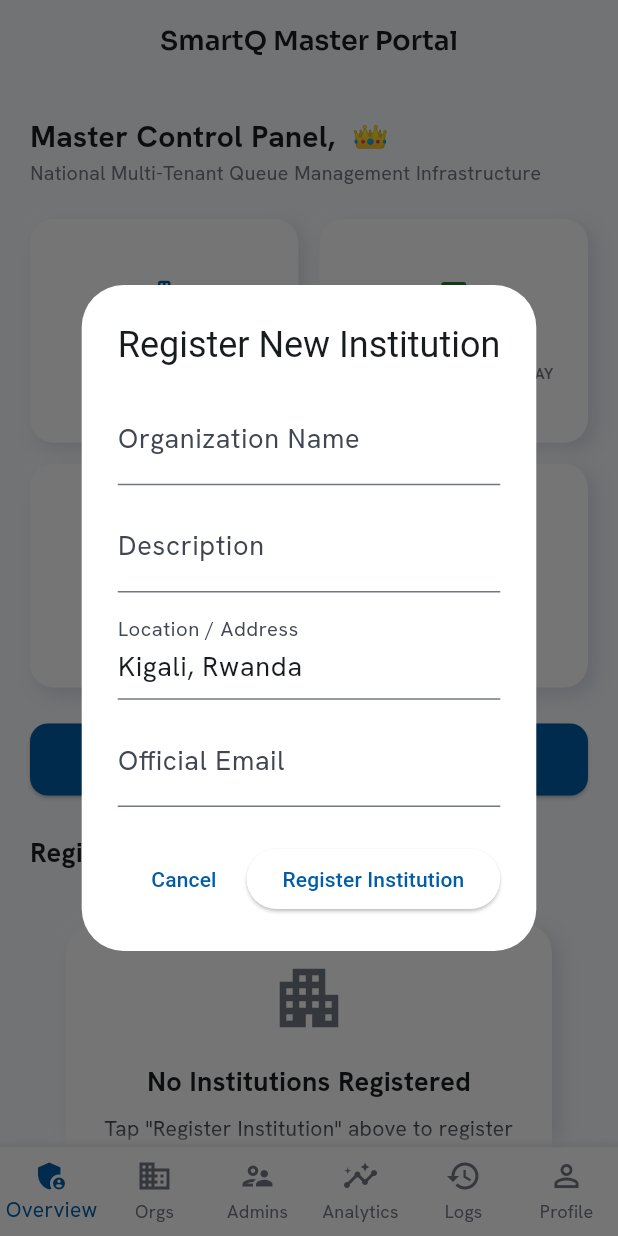
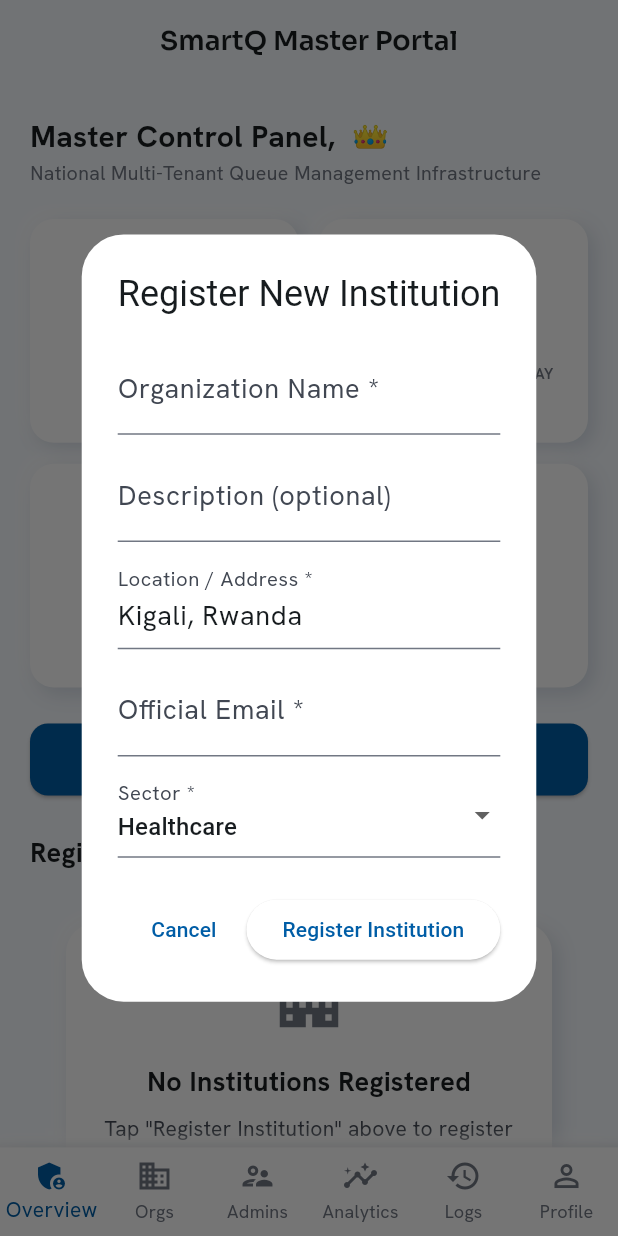
Before and after one commit to Christian-Regnante/SmartQ-MobileApp, a Flutter app: the SuperAdminDashboardPage screen opened by its route, after a tap on "Register Institution", on a phone screen of 412 x 824 dp. Run offline on Flutter 3.47's test engine with Material 3 defaults, Android fonts, the phone set to English and light mode, and no system bars; our stand-ins replace cloud_firestore, equatable, firebase_auth, firebase_core, flutter_bloc, get_it and 4 more; accounts and stored records are empty.

Commit message:
feat: enhance organization registration dialog with form validation and improved sector selection

```diff
--- a/lib/features/super_admin/presentation/pages/super_admin_dashboard_page.dart
+++ b/lib/features/super_admin/presentation/pages/super_admin_dashboard_page.dart
@@ -1,6 +1,7 @@
 import 'package:flutter/material.dart';
 import 'package:flutter_bloc/flutter_bloc.dart';
 import '../../../../core/theme/app_colors.dart';
+import '../../../../core/utils/form_validators.dart';
 import '../../../../core/widgets/neumorphic_card.dart';
 import '../../../../core/widgets/stat_card.dart';
 import '../../../../core/widgets/state_widgets.dart';
@@ -24,60 +25,90 @@ class _SuperAdminDashboardPageState extends State<SuperAdminDashboardPage> {
 
   void _showAddOrgDialog() {
     final cubit = context.read<SuperAdminCubit>();
+    final formKey = GlobalKey<FormState>();
     final nameCtrl = TextEditingController();
     final descCtrl = TextEditingController();
     final locCtrl = TextEditingController(text: 'Kigali, Rwanda');
     final emailCtrl = TextEditingController();
+    String selectedSector = 'Healthcare';
 
     showDialog(
       context: context,
       builder: (ctx) => BlocProvider.value(
         value: cubit,
-        child: AlertDialog(
+        child: StatefulBuilder(
+          builder: (context, setDialogState) {
+            return AlertDialog(
               title: const Text('Register New Institution'),
-          content: Column(
+              content: SingleChildScrollView(
+                child: Form(
+                  key: formKey,
+                  child: Column(
                     mainAxisSize: MainAxisSize.min,
                     children: [
-              TextField(
+                      TextFormField(
                         controller: nameCtrl,
-                decoration: const InputDecoration(labelText: 'Organization Name'),
+                        decoration: const InputDecoration(labelText: 'Organization Name *'),
+                        validator: (v) => FormValidators.required(v, 'Organization name'),
                       ),
                       const SizedBox(height: 10),
-              TextField(
+                      TextFormField(
                         controller: descCtrl,
-                decoration: const InputDecoration(labelText: 'Description'),
+                        decoration: const InputDecoration(labelText: 'Description (optional)'),
                       ),
                       const SizedBox(height: 10),
-              TextField(
+                      TextFormField(
                         controller: locCtrl,
-                decoration: const InputDecoration(labelText: 'Location / Address'),
+                        decoration: const InputDecoration(labelText: 'Location / Address *'),
+                        validator: (v) => FormValidators.required(v, 'Location'),
                       ),
                       const SizedBox(height: 10),
-              TextField(
+                      TextFormField(
                         controller: emailCtrl,
-                decoration: const InputDecoration(labelText: 'Official Email'),
+                        decoration: const InputDecoration(labelText: 'Official Email *'),
+                        keyboardType: TextInputType.emailAddress,
+                        validator: FormValidators.email,
+                      ),
+                      const SizedBox(height: 10),
+                      DropdownButtonFormField<String>(
+                        initialValue: selectedSector,
+                        decoration: const InputDecoration(labelText: 'Sector *'),
+                        items: const [
+                          DropdownMenuItem(value: 'Healthcare', child: Text('Healthcare')),
+                          DropdownMenuItem(value: 'Banking & Financial', child: Text('Banking & Financial')),
+                          DropdownMenuItem(value: 'Government e-Services', child: Text('Government e-Services')),
+                          DropdownMenuItem(value: 'Other', child: Text('Other')),
+                        ],
+                        onChanged: (val) {
+                          if (val != null) setDialogState(() => selectedSector = val);
+                        },
+                        validator: (v) => FormValidators.dropdownRequired(v, 'sector'),
                       ),
                     ],
+                  ),
+                ),
               ),
               actions: [
                 TextButton(onPressed: () => Navigator.pop(ctx), child: const Text('Cancel')),
                 ElevatedButton(
                   onPressed: () {
-                if (nameCtrl.text.isNotEmpty) {
+                    if (!(formKey.currentState?.validate() ?? false)) return;
                     cubit.addOrganization(
                       name: nameCtrl.text.trim(),
                       description: descCtrl.text.trim(),
                       location: locCtrl.text.trim(),
                       address: locCtrl.text.trim(),
-                    phoneNumber: '+250 788 000 111',
+                      phoneNumber: '+250788000111',
                       email: emailCtrl.text.trim(),
+                      sector: selectedSector,
                     );
                     Navigator.pop(ctx);
-                }
                   },
                   child: const Text('Register Institution'),
                 ),
               ],
+            );
+          },
         ),
       ),
     );
@@ -118,8 +149,19 @@ class _SuperAdminDashboardPageState extends State<SuperAdminDashboardPage> {
               // Master Platform Dynamic Stats Grid
               BlocBuilder<SuperAdminCubit, SuperAdminState>(
                 builder: (context, state) {
-                  final orgCount = state is SuperAdminLoadedState ? state.organizations.length.toString() : '0';
-                  final adminCount = state is SuperAdminLoadedState ? state.orgAdmins.length.toString() : '0';
+                  final orgs = state is SuperAdminLoadedState ? state.organizations : const [];
+                  final admins = state is SuperAdminLoadedState ? state.orgAdmins : const [];
+                  final activeOrgs = orgs.where((o) => o.isActive).toList();
+                  final activeOrgIds = activeOrgs.map((o) => o.id).toSet();
+                  final activeAdminCount = admins
+                      .where((a) => a.organizationId != null && activeOrgIds.contains(a.organizationId))
+                      .length;
+                  final orgHealth = orgs.isEmpty
+                      ? 100
+                      : ((activeOrgs.length / orgs.length) * 100).round();
+                  final ticketsToday = state is SuperAdminLoadedState
+                      ? state.analytics.customersToday.toString()
+                      : '0';
 
                   return GridView.count(
                     shrinkWrap: true,
@@ -130,26 +172,26 @@ class _SuperAdminDashboardPageState extends State<SuperAdminDashboardPage> {
                     childAspectRatio: 1.2,
                     children: [
                       StatCard(
-                        label: 'Registered Orgs',
-                        value: orgCount,
+                        label: 'Active Orgs',
+                        value: orgs.isEmpty ? '0' : '${activeOrgs.length} / ${orgs.length}',
                         icon: Icons.apartment_rounded,
                         valueColor: AppColors.primary,
                       ),
                       StatCard(
                         label: 'National Tickets Today',
-                        value: '0',
+                        value: ticketsToday,
                         icon: Icons.confirmation_number_rounded,
                         valueColor: AppColors.success,
                       ),
-                      const StatCard(
+                      StatCard(
                         label: 'Platform Health',
-                        value: '100%',
+                        value: '$orgHealth%',
                         icon: Icons.health_and_safety_outlined,
                         valueColor: Colors.teal,
                       ),
                       StatCard(
                         label: 'Active Org Admins',
-                        value: adminCount,
+                        value: activeAdminCount.toString(),
                         icon: Icons.admin_panel_settings_outlined,
                         valueColor: Colors.purple,
                       ),
@@ -251,15 +293,16 @@ class _SuperAdminDashboardPageState extends State<SuperAdminDashboardPage> {
                               Container(
                                 padding: const EdgeInsets.symmetric(horizontal: 10, vertical: 4),
                                 decoration: BoxDecoration(
-                                  color: AppColors.success.withValues(alpha: 0.15),
+                                  color: (org.isActive ? AppColors.success : AppColors.error)
+                                      .withValues(alpha: 0.15),
                                   borderRadius: BorderRadius.circular(8),
                                 ),
                                 child: Text(
-                                  'ACTIVE',
+                                  org.isActive ? 'ACTIVE' : 'INACTIVE',
                                   style: TextStyle(
                                     fontSize: 11,
                                     fontWeight: FontWeight.w800,
-                                    color: AppColors.success,
+                                    color: org.isActive ? AppColors.success : AppColors.error,
                                   ),
                                 ),
                               ),
```
Lines whose indentation alone changed are shown as unchanged.
